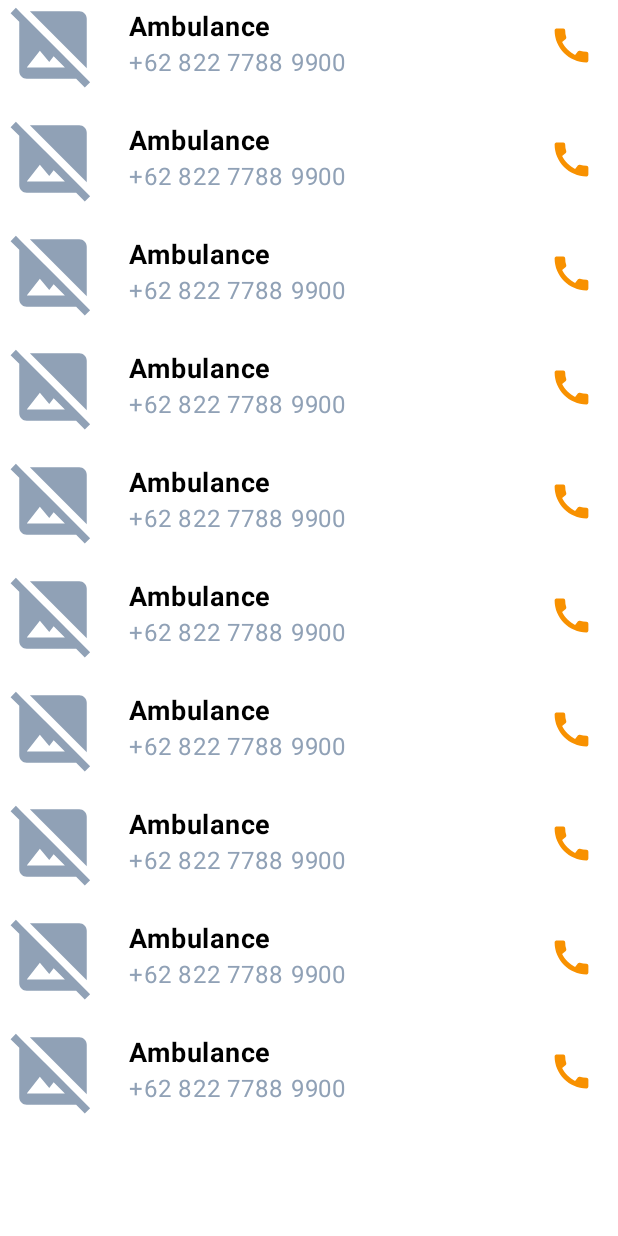
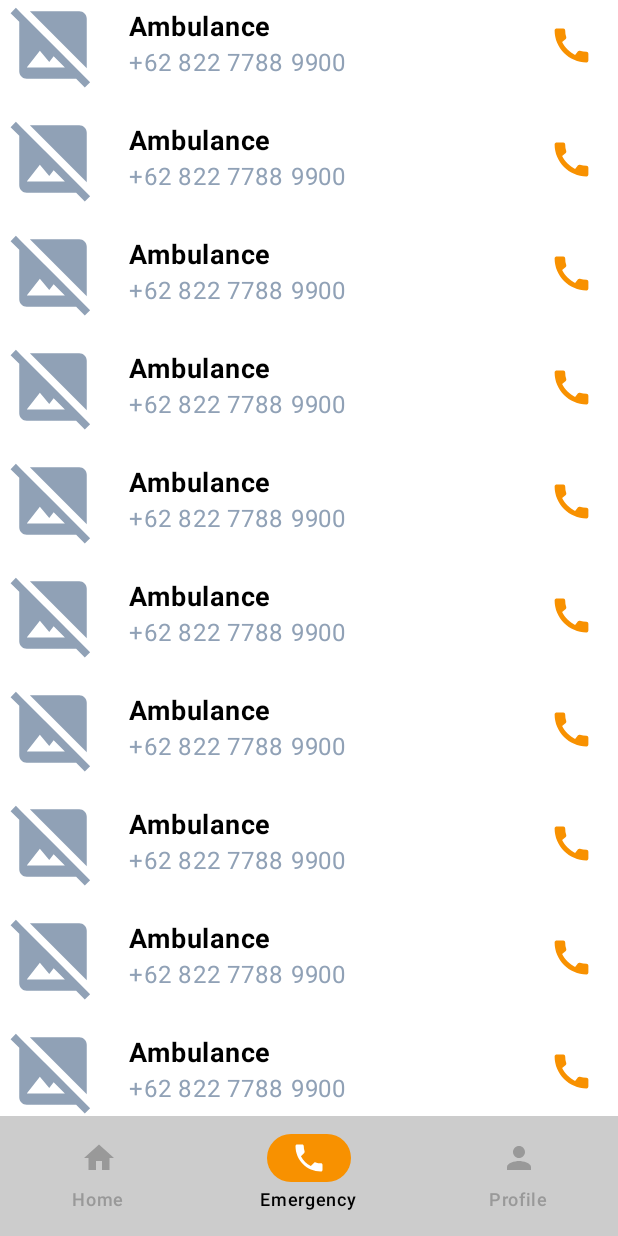
Before and after one commit to ResilienceZ/android-monorepo, an Android app built with Jetpack Compose: a screen of MainActivity opened through its navigation route, on a phone screen of 412 x 824 dp. Run offline under Robolectric (Android 15) with nearby library versions, the phone set to English and light mode, and no system bars; our stand-ins replace Dagger/Hilt's generated code; libraries missing offline, so code that uses them is left out: me.pushy.sdk; pictures from the network do not load.

Commit message:
[FEAT] implement bottom navigation bar

```diff
--- a/app/src/main/java/dev/ricoferdian/resiliencez/prayitna/MainActivity.kt
+++ b/app/src/main/java/dev/ricoferdian/resiliencez/prayitna/MainActivity.kt
@@ -19,12 +19,23 @@ import androidx.activity.ComponentActivity
 import androidx.activity.compose.setContent
 import androidx.compose.animation.slideInHorizontally
 import androidx.compose.foundation.layout.padding
+import androidx.compose.material.icons.Icons
+import androidx.compose.material.icons.filled.Home
+import androidx.compose.material.icons.filled.Person
+import androidx.compose.material.icons.filled.Phone
+import androidx.compose.material3.Icon
+import androidx.compose.material3.NavigationBar
+import androidx.compose.material3.NavigationBarItem
+import androidx.compose.material3.NavigationBarItemDefaults
 import androidx.compose.material3.Scaffold
+import androidx.compose.material3.Text
 import androidx.compose.runtime.Composable
 import androidx.compose.runtime.getValue
 import androidx.compose.ui.Modifier
+import androidx.compose.ui.graphics.vector.ImageVector
 import androidx.core.app.NotificationCompat
 import androidx.core.content.ContextCompat
+import androidx.navigation.NavGraph.Companion.findStartDestination
 import androidx.navigation.NavHostController
 import androidx.navigation.NavType
 import androidx.navigation.compose.NavHost
@@ -44,6 +55,7 @@ import dev.ricoferdian.resiliencez.prayitna.ui.screen.evacuation_map.EvacuationM
 import dev.ricoferdian.resiliencez.prayitna.ui.screen.location_selection.LocationSelectScreen
 import dev.ricoferdian.resiliencez.prayitna.ui.screen.profile.ProfileScreen
 import dev.ricoferdian.resiliencez.prayitna.ui.screen.splash.SplashScreen
+import dev.ricoferdian.resiliencez.prayitna.ui.theme.CustomColor
 import dev.ricoferdian.resiliencez.prayitna.ui.theme.PrayitnaTheme
 import kotlinx.coroutines.CoroutineScope
 import kotlinx.coroutines.Dispatchers
@@ -132,6 +144,14 @@ fun RootApp(
 
     Scaffold(
         modifier = modifier,
+        bottomBar = {
+            if(
+                currentRoute == Screen.Dashboard.route ||
+                currentRoute == Screen.EmergencyCall.route ||
+                currentRoute == Screen.Profile.route) {
+                BottomBar(navController)
+            }
+        },
     ) { innerPadding ->
         NavHost(
             navController = navController,
@@ -290,3 +310,75 @@ data class NotifData (
     val timestamp: String? = null,
     val type: String? = null
 )
+
+@Composable
+private fun BottomBar(
+    navController: NavHostController,
+    modifier: Modifier = Modifier,
+) {
+    NavigationBar(
+        modifier = modifier,
+        containerColor = CustomColor.Gray40,
+        contentColor = CustomColor.Gray60,
+    ) {
+        val navBackStackEntry by navController.currentBackStackEntryAsState()
+        val currentRoute = navBackStackEntry?.destination?.route
+
+        val navigationItems = listOf(
+            BottomNavigationItem(
+                title = "Home",
+                icon = Icons.Default.Home,
+                screen = Screen.Dashboard
+            ),
+            BottomNavigationItem(
+                title = "Emergency",
+                icon = Icons.Default.Phone,
+                screen = Screen.EmergencyCall
+            ),
+            BottomNavigationItem(
+                title = "Profile",
+                icon = Icons.Default.Person,
+                screen = Screen.Profile
+            )
+        )
+
+        NavigationBar(
+            containerColor = CustomColor.Gray20
+        ) {
+            navigationItems.map { navItem ->
+                NavigationBarItem(
+                    icon = {
+                        Icon(
+                            imageVector = navItem.icon,
+                            contentDescription = navItem.title
+                        )
+                    },
+                    label = { Text(navItem.title) },
+                    selected = currentRoute == navItem.screen.route,
+                    onClick = {
+                        navController.navigate(navItem.screen.route) {
+                            popUpTo(navController.graph.findStartDestination().id) {
+                                saveState = true
+                            }
+                            restoreState = true
+                            launchSingleTop = true
+                        }
+                    },
+                    colors = NavigationBarItemDefaults.colors(
+                        selectedIconColor = CustomColor.White, // Color of the selected item icon
+                        selectedTextColor = CustomColor.Black, // Color of the selected item text
+                        unselectedIconColor = CustomColor.Gray40, // Color of the unselected item icon
+                        unselectedTextColor = CustomColor.Gray40, // Color of the unselected item text
+                        indicatorColor = CustomColor.DarkTangerin
+                    )
+                )
+            }
+        }
+    }
+}
+
+data class BottomNavigationItem(
+    val title: String,
+    val icon: ImageVector,
+    val screen: Screen
+)
```
